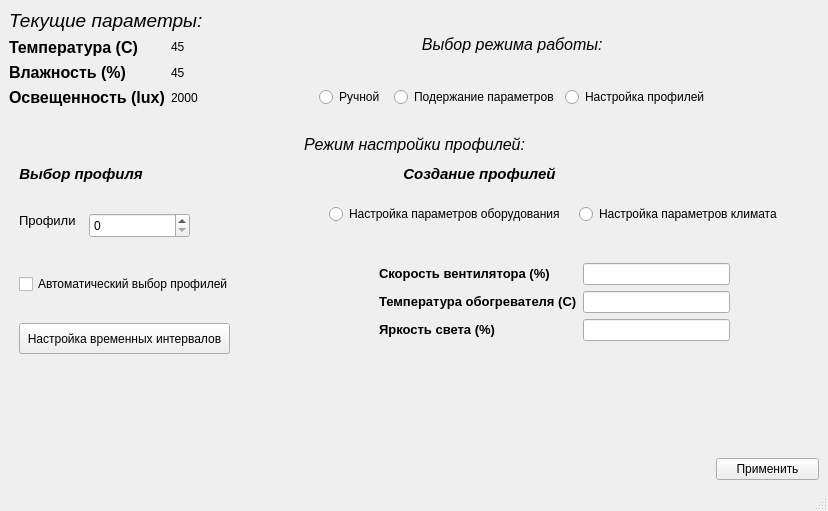
The window that desktop_app/mainwindow.ui (LehicPokic/Diplom_IVT02_Deribo) describes before a commit, drawn with Qt 5.
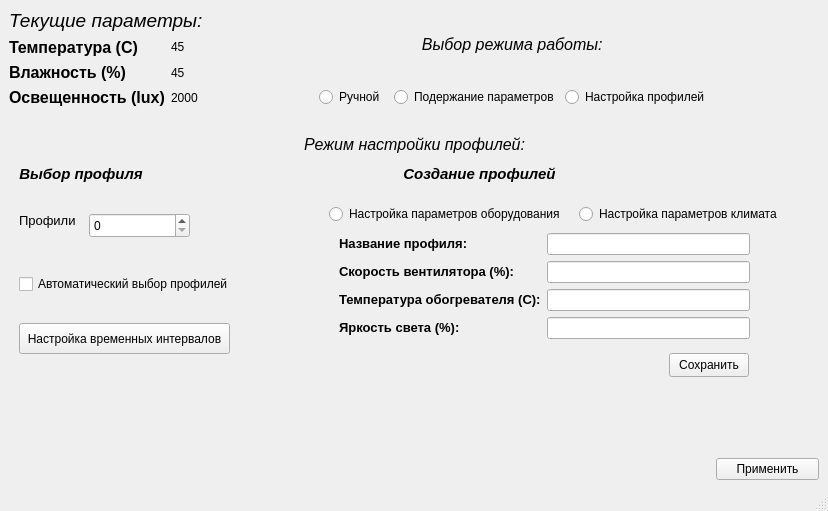
The same window after the commit. The open tabs and pages were chosen to show the change.

The edit to the form file:
```diff
--- a/desktop_app/mainwindow.ui
+++ b/desktop_app/mainwindow.ui
@@ -499,7 +499,7 @@
         <property name="geometry">
          <rect>
           <x>320</x>
-          <y>120</y>
+          <y>110</y>
           <width>441</width>
           <height>161</height>
          </rect>
@@ -511,45 +511,68 @@
          <widget class="QWidget" name="formLayoutWidget_3">
           <property name="geometry">
            <rect>
-            <x>50</x>
-            <y>30</y>
-            <width>351</width>
-            <height>91</height>
+            <x>10</x>
+            <y>10</y>
+            <width>411</width>
+            <height>116</height>
            </rect>
           </property>
           <layout class="QFormLayout" name="formLayout_5">
-           <item row="0" column="0">
+           <item row="1" column="0">
             <widget class="QLabel" name="label_19">
              <property name="text">
-              <string>&lt;html&gt;&lt;head/&gt;&lt;body&gt;&lt;p&gt;&lt;span style=&quot; font-size:10pt; font-weight:700;&quot;&gt;Скорость вентилятора (%)&lt;/span&gt;&lt;/p&gt;&lt;/body&gt;&lt;/html&gt;</string>
+              <string>&lt;html&gt;&lt;head/&gt;&lt;body&gt;&lt;p&gt;&lt;span style=&quot; font-size:10pt; font-weight:700;&quot;&gt;Скорость вентилятора (%):&lt;/span&gt;&lt;/p&gt;&lt;/body&gt;&lt;/html&gt;</string>
              </property>
             </widget>
            </item>
-           <item row="0" column="1">
+           <item row="1" column="1">
             <widget class="QLineEdit" name="lineEdit_4"/>
            </item>
-           <item row="1" column="0">
+           <item row="2" column="0">
             <widget class="QLabel" name="label_20">
              <property name="text">
-              <string>&lt;html&gt;&lt;head/&gt;&lt;body&gt;&lt;p&gt;&lt;span style=&quot; font-size:10pt; font-weight:700;&quot;&gt;Температура обогревателя (С)&lt;/span&gt;&lt;/p&gt;&lt;/body&gt;&lt;/html&gt;</string>
+              <string>&lt;html&gt;&lt;head/&gt;&lt;body&gt;&lt;p&gt;&lt;span style=&quot; font-size:10pt; font-weight:700;&quot;&gt;Температура обогревателя (С):&lt;/span&gt;&lt;/p&gt;&lt;/body&gt;&lt;/html&gt;</string>
              </property>
             </widget>
            </item>
-           <item row="1" column="1">
+           <item row="2" column="1">
             <widget class="QLineEdit" name="lineEdit_5"/>
            </item>
-           <item row="2" column="0">
+           <item row="3" column="0">
             <widget class="QLabel" name="label_21">
              <property name="text">
-              <string>&lt;html&gt;&lt;head/&gt;&lt;body&gt;&lt;p&gt;&lt;span style=&quot; font-size:10pt; font-weight:700;&quot;&gt;Яркость света (%)&lt;/span&gt;&lt;/p&gt;&lt;/body&gt;&lt;/html&gt;</string>
+              <string>&lt;html&gt;&lt;head/&gt;&lt;body&gt;&lt;p&gt;&lt;span style=&quot; font-size:10pt; font-weight:700;&quot;&gt;Яркость света (%):&lt;/span&gt;&lt;/p&gt;&lt;/body&gt;&lt;/html&gt;</string>
              </property>
             </widget>
            </item>
-           <item row="2" column="1">
+           <item row="3" column="1">
             <widget class="QLineEdit" name="lineEdit_6"/>
            </item>
+           <item row="0" column="1">
+            <widget class="QLineEdit" name="lineEdit_7"/>
+           </item>
+           <item row="0" column="0">
+            <widget class="QLabel" name="label_25">
+             <property name="text">
+              <string>&lt;html&gt;&lt;head/&gt;&lt;body&gt;&lt;p&gt;&lt;span style=&quot; font-size:10pt; font-weight:700;&quot;&gt;Название профиля:&lt;/span&gt;&lt;/p&gt;&lt;/body&gt;&lt;/html&gt;</string>
+             </property>
+            </widget>
+           </item>
           </layout>
          </widget>
+         <widget class="QPushButton" name="pushButton_3">
+          <property name="geometry">
+           <rect>
+            <x>340</x>
+            <y>130</y>
+            <width>80</width>
+            <height>24</height>
+           </rect>
+          </property>
+          <property name="text">
+           <string>Сохранить</string>
+          </property>
+         </widget>
         </widget>
         <widget class="QWidget" name="page_4">
          <widget class="QWidget" name="formLayoutWidget_4">
```
Left out of the diff: 68 changed lines with no effect on the pictures.
